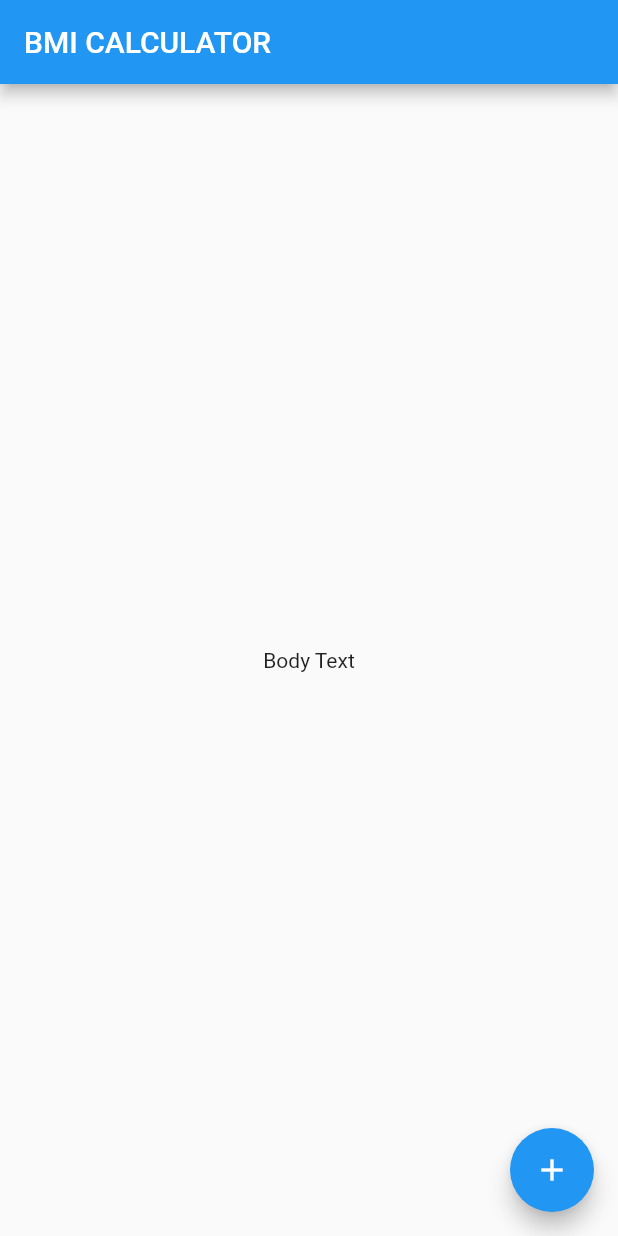
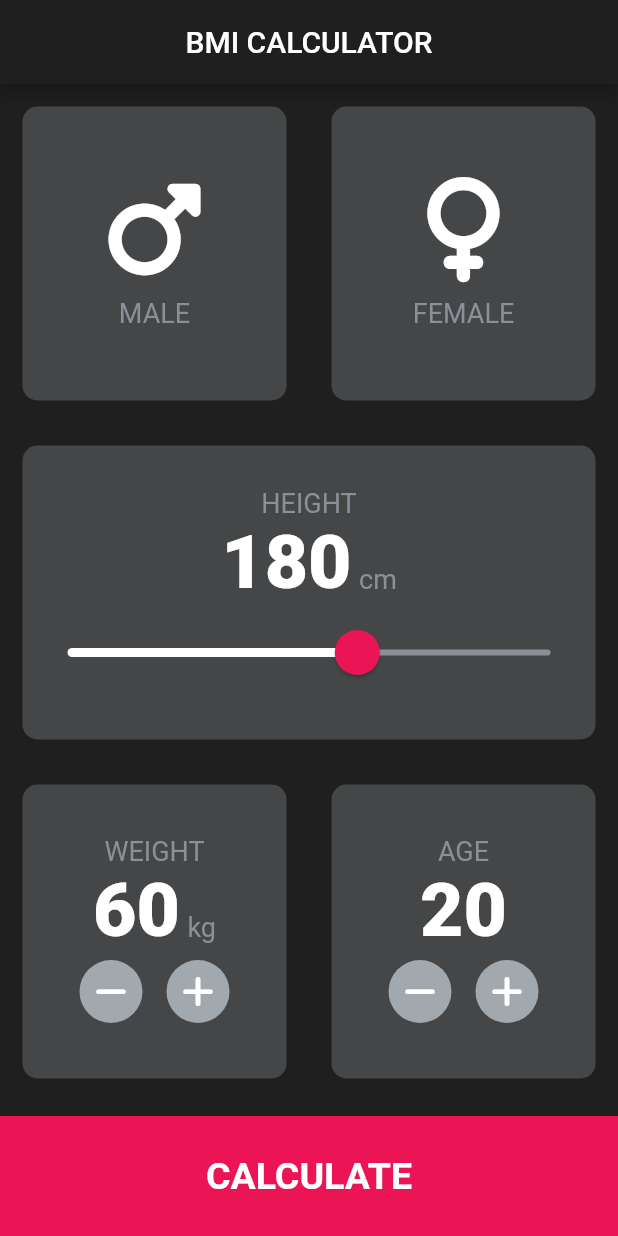
Before and after one commit to AashishBathe/BMI-Calculator, a Flutter app: the screen it shows after launch, on a phone screen of 412 x 824 dp. Run offline on Flutter 3.47's test engine with Material 2 defaults, Android fonts, the phone set to English and light mode, and no system bars; our stand-ins replace font_awesome_flutter.

Commit message:
Final Commit

```diff
--- /dev/null
+++ b/lib/calculator_brain.dart
@@ -0,0 +1,34 @@
+import 'dart:math';
+
+class CalculatorBrain {
+  CalculatorBrain({required this.height, required this.weight});
+  final int height;
+  final int weight;
+  late double _bmi;
+
+  String calculateBMI() {
+    double bmi = weight / pow(height / 100, 2);
+    _bmi = bmi;
+    return bmi.toStringAsFixed(1);
+  }
+
+  String getResult() {
+    if (_bmi >= 25) {
+      return 'Overweight';
+    } else if (_bmi > 18.5) {
+      return 'Normal';
+    } else {
+      return 'Underweight';
+    }
+  }
+
+  String getInterpretation() {
+    if (_bmi >= 25) {
+      return 'You have a higher than normal body weight. Exercise more.';
+    } else if (_bmi > 18.5) {
+      return 'You have a normal body weight. Good Job!';
+    } else {
+      return 'You have a lower than normal body weight. Eat more.';
+    }
+  }
+}
--- /dev/null
+++ b/lib/constants.dart
@@ -0,0 +1,16 @@
+import 'package:flutter/material.dart';
+
+const labelStyle = TextStyle(
+  fontSize: 18,
+  color: Color(0xFF8D8E98),
+);
+const double bottomContainerHeight = 80;
+const mainCardColor = Color(0xFF444647);
+const activeCardColor = Color(0xFF303030);
+// const mainCardColor = Color(0xFF1D1E33);
+const bottomContainerColor = Color(0xFFEB1555);
+
+const numberStyle = TextStyle(
+  fontSize: 50,
+  fontWeight: FontWeight.w900,
+);
--- /dev/null
+++ b/lib/icon_content.dart
@@ -0,0 +1,28 @@
+import 'package:flutter/material.dart';
+import 'constants.dart';
+
+class IconContent extends StatelessWidget {
+  IconContent({required this.iconData, required this.text});
+  final String text;
+  final IconData iconData;
+
+  @override
+  Widget build(BuildContext context) {
+    return Column(
+      mainAxisAlignment: MainAxisAlignment.center,
+      children: [
+        Icon(
+          iconData,
+          size: 70,
+        ),
+        SizedBox(
+          height: 10,
+        ),
+        Text(
+          text,
+          style: labelStyle,
+        ),
+      ],
+    );
+  }
+}
--- /dev/null
+++ b/lib/input_page.dart
@@ -0,0 +1,285 @@
+import 'package:flutter/material.dart';
+import 'package:font_awesome_flutter/font_awesome_flutter.dart';
+import 'icon_content.dart';
+import 'reusable_card.dart';
+import 'constants.dart';
+import 'results_page.dart';
+import 'calculator_brain.dart';
+
+enum GenderType { male, female, none }
+
+class InputPage extends StatefulWidget {
+  @override
+  _InputPageState createState() => _InputPageState();
+}
+
+class _InputPageState extends State<InputPage> {
+  GenderType gender = GenderType.none;
+  Color maleCardColor = mainCardColor;
+  Color femaleCardColor = mainCardColor;
+  int height = 180;
+  int weight = 60;
+  int age = 20;
+  @override
+  Widget build(BuildContext context) {
+    return SafeArea(
+      child: Scaffold(
+        appBar: AppBar(
+          title: Center(
+            child: Text(
+              'BMI CALCULATOR',
+            ),
+          ),
+        ),
+        body: Column(
+          crossAxisAlignment: CrossAxisAlignment.stretch,
+          children: [
+            Expanded(
+              child: Row(
+                children: [
+                  Expanded(
+                    child: ReusableCard(
+                      onPress: () {
+                        setState(() {
+                          gender = GenderType.male;
+                        });
+                      },
+                      colour: gender == GenderType.male
+                          ? activeCardColor
+                          : mainCardColor,
+                      cardChild: IconContent(
+                        iconData: FontAwesomeIcons.mars,
+                        text: 'MALE',
+                      ),
+                    ),
+                  ),
+                  Expanded(
+                    child: ReusableCard(
+                      onPress: () {
+                        setState(() {
+                          gender = GenderType.female;
+                        });
+                      },
+                      colour: gender == GenderType.female
+                          ? activeCardColor
+                          : mainCardColor,
+                      cardChild: IconContent(
+                        iconData: FontAwesomeIcons.venus,
+                        text: 'FEMALE',
+                      ),
+                    ),
+                  ),
+                ],
+              ),
+            ),
+            Expanded(
+              child: ReusableCard(
+                colour: mainCardColor,
+                cardChild: Column(
+                  mainAxisAlignment: MainAxisAlignment.center,
+                  children: [
+                    Text(
+                      'HEIGHT',
+                      style: labelStyle,
+                    ),
+                    Row(
+                      crossAxisAlignment: CrossAxisAlignment.baseline,
+                      mainAxisAlignment: MainAxisAlignment.center,
+                      textBaseline: TextBaseline.alphabetic,
+                      children: [
+                        Text(
+                          height.toString(),
+                          style: numberStyle,
+                        ),
+                        SizedBox(
+                          width: 5,
+                        ),
+                        Text(
+                          'cm',
+                          style: labelStyle,
+                        )
+                      ],
+                    ),
+                    SliderTheme(
+                      data: SliderTheme.of(context).copyWith(
+                        activeTrackColor: Colors.white,
+                        inactiveTrackColor: Color(0xFF8D8E98),
+                        overlayColor: Color(0x29EB1555),
+                        thumbColor: Color(0xFFEB1555),
+                        thumbShape:
+                            RoundSliderThumbShape(enabledThumbRadius: 15),
+                        overlayShape:
+                            RoundSliderOverlayShape(overlayRadius: 30),
+                      ),
+                      child: Slider(
+                        value: height.toDouble(),
+                        min: 120,
+                        max: 220,
+                        onChanged: (double newValue) {
+                          setState(() {
+                            height = newValue.round();
+                          });
+                        },
+                      ),
+                    )
+                  ],
+                ),
+              ),
+            ),
+            Expanded(
+              child: Row(
+                children: [
+                  Expanded(
+                    child: ReusableCard(
+                      colour: mainCardColor,
+                      cardChild: Column(
+                        mainAxisAlignment: MainAxisAlignment.center,
+                        children: [
+                          Text(
+                            'WEIGHT',
+                            style: labelStyle,
+                          ),
+                          Row(
+                            crossAxisAlignment: CrossAxisAlignment.baseline,
+                            mainAxisAlignment: MainAxisAlignment.center,
+                            textBaseline: TextBaseline.alphabetic,
+                            children: [
+                              Text(
+                                weight.toString(),
+                                style: numberStyle,
+                              ),
+                              SizedBox(
+                                width: 5,
+                              ),
+                              Text(
+                                'kg',
+                                style: labelStyle,
+                              )
+                            ],
+                          ),
+                          Row(
+                            mainAxisAlignment: MainAxisAlignment.center,
+                            children: [
+                              RoundIconButton(
+                                  icon: FontAwesomeIcons.minus,
+                                  onPressed: () {
+                                    setState(() {
+                                      weight--;
+                                    });
+                                  }),
+                              SizedBox(
+                                width: 10,
+                              ),
+                              RoundIconButton(
+                                  icon: FontAwesomeIcons.plus,
+                                  onPressed: () {
+                                    setState(() {
+                                      weight++;
+                                    });
+                                  }),
+                            ],
+                          )
+                        ],
+                      ),
+                    ),
+                  ),
+                  Expanded(
+                    child: ReusableCard(
+                      colour: mainCardColor,
+                      cardChild: Column(
+                        mainAxisAlignment: MainAxisAlignment.center,
+                        children: [
+                          Text(
+                            'AGE',
+                            style: labelStyle,
+                          ),
+                          Text(
+                            age.toString(),
+                            style: numberStyle,
+                          ),
+                          Row(
+                            mainAxisAlignment: MainAxisAlignment.center,
+                            children: [
+                              RoundIconButton(
+                                  icon: FontAwesomeIcons.minus,
+                                  onPressed: () {
+                                    setState(() {
+                                      age--;
+                                    });
+                                  }),
+                              SizedBox(
+                                width: 10,
+                              ),
+                              RoundIconButton(
+                                  icon: FontAwesomeIcons.plus,
+                                  onPressed: () {
+                                    setState(() {
+                                      age++;
+                                    });
+                                  }),
+                            ],
+                          )
+                        ],
+                      ),
+                    ),
+                  ),
+                ],
+              ),
+            ),
+            GestureDetector(
+              onTap: () {
+                CalculatorBrain calculatorBrain =
+                    CalculatorBrain(height: height, weight: weight);
+
+                Navigator.push(
+                  context,
+                  MaterialPageRoute(
+                    builder: (context) => ResultsPage(
+                      bmiResult: calculatorBrain.calculateBMI(),
+                      resultText: calculatorBrain.getResult(),
+                      interpretation: calculatorBrain.getInterpretation(),
+                    ),
+                  ),
+                );
+              },
+              child: Container(
+                child: Center(
+                    child: Text(
+                  'CALCULATE',
+                  style: TextStyle(fontSize: 25, fontWeight: FontWeight.bold),
+                )),
+                color: bottomContainerColor,
+                margin: EdgeInsets.only(top: 10),
+                width: double.infinity,
+                height: bottomContainerHeight,
+              ),
+            )
+          ],
+        ),
+      ),
+    );
+  }
+}
+
+class RoundIconButton extends StatelessWidget {
+  RoundIconButton({required this.icon, required this.onPressed});
+  final IconData icon;
+  final void Function() onPressed;
+
+  @override
+  Widget build(BuildContext context) {
+    return RawMaterialButton(
+      onPressed: onPressed,
+      fillColor: Color(0xFFA2A9AE),
+      elevation: 0.0,
+      constraints: BoxConstraints.tightFor(
+        width: 42.0,
+        height: 42.0,
+      ),
+      shape: CircleBorder(),
+      child: Icon(
+        icon,
+      ),
+    );
+  }
+}
--- a/lib/main.dart
+++ b/lib/main.dart
@@ -1,4 +1,5 @@
 import 'package:flutter/material.dart';
+import 'input_page.dart';
 
 void main() => runApp(BMICalculator());
 
@@ -6,29 +7,13 @@ class BMICalculator extends StatelessWidget {
   @override
   Widget build(BuildContext context) {
     return MaterialApp(
+      theme: ThemeData.dark().copyWith(
+        appBarTheme: AppBarTheme(
+          color: Color(0xFF1F1F1F),
+        ),
+        scaffoldBackgroundColor: Color(0xFF1F1F1F),
+      ),
       home: InputPage(),
     );
   }
 }
-
-class InputPage extends StatefulWidget {
-  @override
-  _InputPageState createState() => _InputPageState();
-}
-
-class _InputPageState extends State<InputPage> {
-  @override
-  Widget build(BuildContext context) {
-    return Scaffold(
-      appBar: AppBar(
-        title: Text('BMI CALCULATOR'),
-      ),
-      body: Center(
-        child: Text('Body Text'),
-      ),
-      floatingActionButton: FloatingActionButton(
-        child: Icon(Icons.add),
-      ),
-    );
-  }
-}
--- /dev/null
+++ b/lib/reusable_card.dart
@@ -0,0 +1,23 @@
+import 'package:flutter/material.dart';
+
+class ReusableCard extends StatelessWidget {
+  ReusableCard({required this.colour, this.cardChild, this.onPress});
+  final Color colour;
+  final Widget? cardChild;
+  final VoidCallback? onPress;
+
+  @override
+  Widget build(BuildContext context) {
+    return GestureDetector(
+      onTap: onPress,
+      child: Container(
+        margin: EdgeInsets.all(15),
+        decoration: BoxDecoration(
+          borderRadius: BorderRadius.circular(10),
+          color: colour,
+        ),
+        child: cardChild,
+      ),
+    );
+  }
+}
--- a/pubspec.yaml
+++ b/pubspec.yaml
@@ -35,6 +35,7 @@ dependencies:
   # The following adds the Cupertino Icons font to your application.
   # Use with the CupertinoIcons class for iOS style icons.
   cupertino_icons: ^1.0.2
+  font_awesome_flutter: ^10.4.0
 
 dev_dependencies:
   flutter_test:
```
Also changed, not shown: lib/results_page.dart (added, +92 -0 lines), pubspec.lock.
